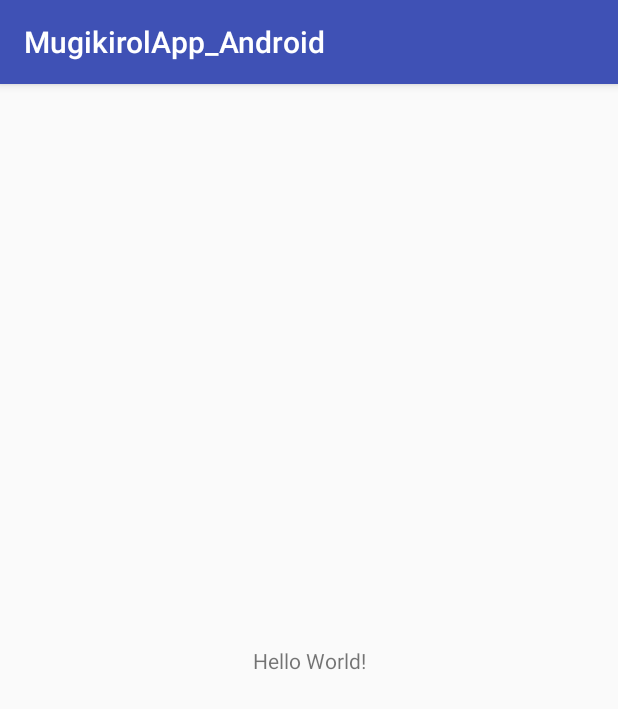
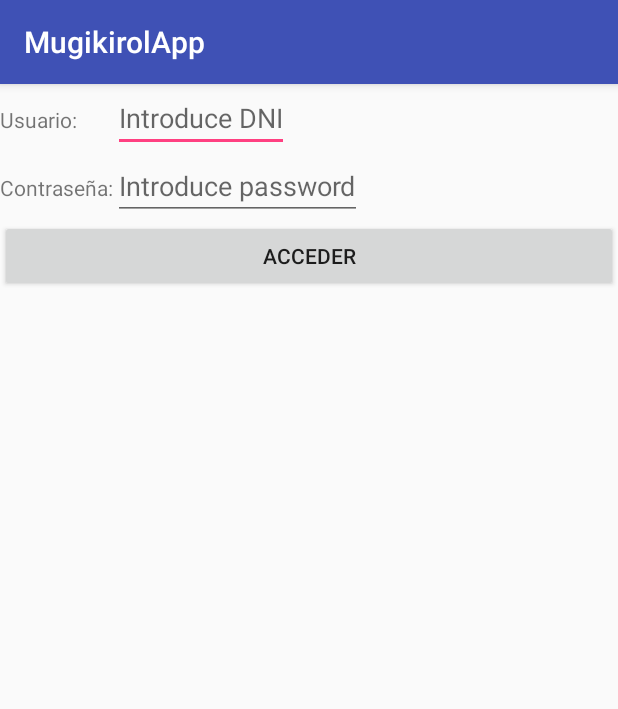
Before and after one commit to Ezuazo/MugikirolApp_Android, an Android app: the screen it shows after launch (MainActivity), on a phone screen of 412 x 824 dp. Shown: the top 709 px of the screen. Run offline under Robolectric (Android 15) with nearby library versions, the phone set to English and light mode, and no system bars.

Commit message:
Creadas tres actividades: Main (para el login), Sports (para elegir deporte) y Menu (menu de cada deporte) Generada la logica para pasar entre ellas. Realizada prueba de concepto para rellenar Menu en función del deporte.

```diff
--- a/app/src/main/AndroidManifest.xml
+++ b/app/src/main/AndroidManifest.xml
@@ -16,6 +16,8 @@
                 <category android:name="android.intent.category.LAUNCHER" />
             </intent-filter>
         </activity>
+        <activity android:name=".SportsActivity" />
+        <activity android:name=".MenuActivity"></activity>
     </application>
 
 </manifest>
--- a/app/src/main/res/layout/activity_main.xml
+++ b/app/src/main/res/layout/activity_main.xml
@@ -1,18 +1,48 @@
 <?xml version="1.0" encoding="utf-8"?>
-<android.support.constraint.ConstraintLayout xmlns:android="http://schemas.android.com/apk/res/android"
+<LinearLayout xmlns:android="http://schemas.android.com/apk/res/android"
     xmlns:app="http://schemas.android.com/apk/res-auto"
     xmlns:tools="http://schemas.android.com/tools"
     android:layout_width="match_parent"
     android:layout_height="match_parent"
-    tools:context="eus.ehu.tta.mugikirolapp_android.MainActivity">
+    tools:context="eus.ehu.tta.mugikirolapp_android.MainActivity"
+    android:orientation="vertical">
 
-    <TextView
-        android:layout_width="wrap_content"
+    <GridLayout
+        android:layout_width="match_parent"
         android:layout_height="wrap_content"
-        android:text="Hello World!"
-        app:layout_constraintBottom_toBottomOf="parent"
-        app:layout_constraintLeft_toLeftOf="parent"
-        app:layout_constraintRight_toRightOf="parent"
-        app:layout_constraintTop_toTopOf="parent" />
+        android:columnCount="2">
+        <TextView
+            android:layout_width="wrap_content"
+            android:layout_height="wrap_content"
+            android:text="@string/Usuario"/>
 
-</android.support.constraint.ConstraintLayout>
+        <EditText
+            android:id="@+id/login"
+            android:layout_width="wrap_content"
+            android:layout_height="wrap_content"
+            android:hint="Introduce DNI"/>
+
+        <TextView
+            android:layout_width="wrap_content"
+            android:layout_height="wrap_content"
+            android:text="@string/Contraseña"/>
+
+        <EditText
+            android:id="@+id/passwd"
+            android:layout_width="wrap_content"
+            android:layout_height="wrap_content"
+            android:inputType="textPassword"
+            android:hint="Introduce password"/>
+        />
+
+    </GridLayout>
+
+    <Button
+        android:id="@+id/butonacceder"
+        android:layout_width="match_parent"
+        android:layout_height="wrap_content"
+        android:text="Acceder"
+        android:onClick="login"/>
+
+
+</LinearLayout>
--- a/app/src/main/res/values/strings.xml
+++ b/app/src/main/res/values/strings.xml
@@ -1,3 +1,8 @@
 <resources>
-    <string name="app_name">MugikirolApp_Android</string>
+    <string name="app_name">MugikirolApp</string>
+    <string name="Usuario">Usuario: </string>
+    <string name="Contraseña">Contraseña: </string>
+    <string name="errorlogin">Usuario o contraseña no validos</string>
+    <string name="Bienvenida">Bienvenido a MugikirolAp</string>
+    <string name="deportes">Hockey;Basket;Balonmano;Volley</string>
 </resources>
```
Also changed, not shown: app/src/main/java/eus/ehu/tta/mugikirolapp_android/MainActivity.java (+24 -0 lines), app/src/main/java/eus/ehu/tta/mugikirolapp_android/MenuActivity.java (added, +23 -0 lines), app/src/main/java/eus/ehu/tta/mugikirolapp_android/SportsActivity.java (added, +35 -0 lines), app/src/main/res/layout/activity_menu.xml (added, +18 -0 lines), app/src/main/res/layout/activity_sports.xml (added, +59 -0 lines).
